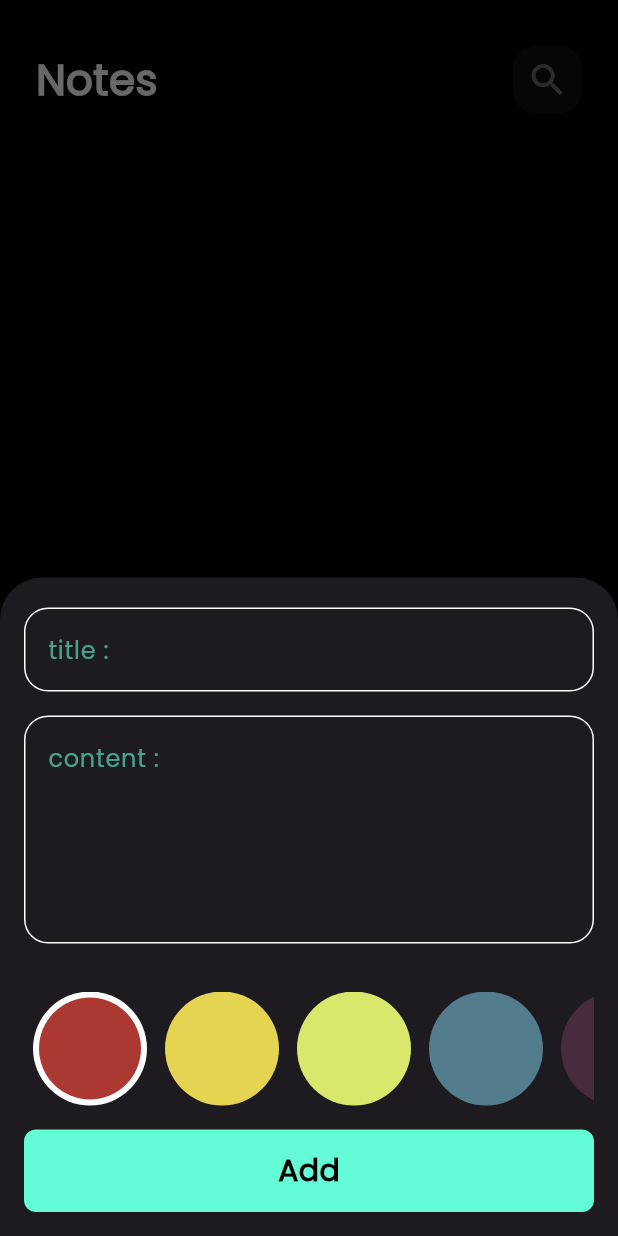
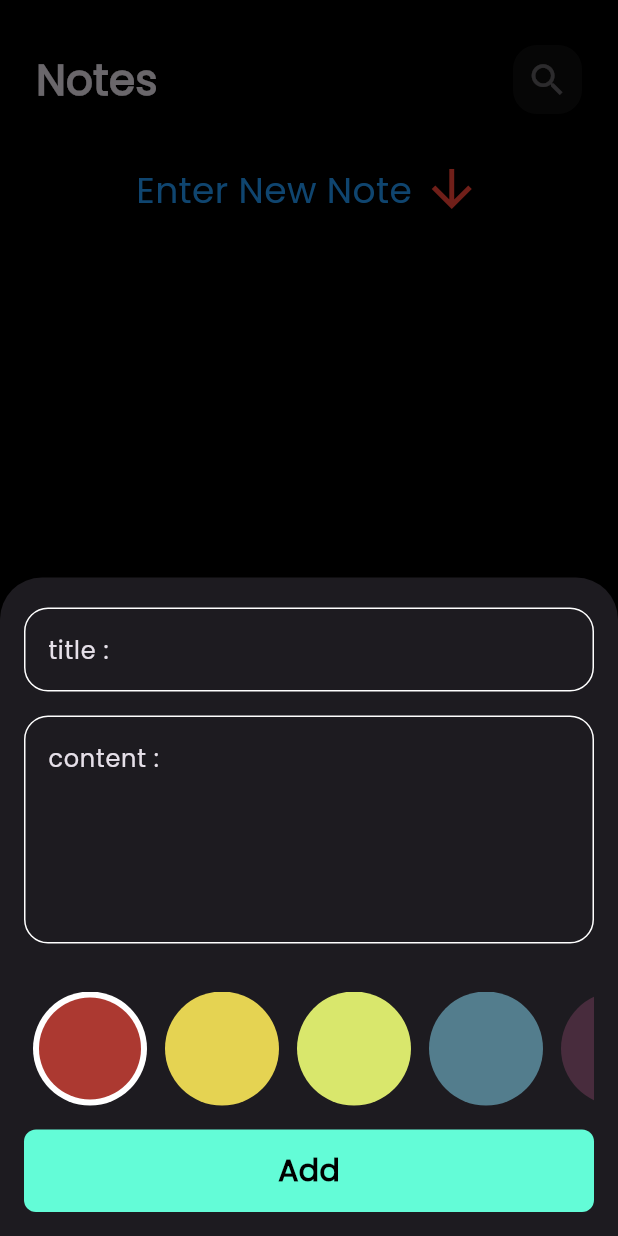
Before and after one commit to IbrahimRanjous/notes_app, a Flutter app: the screen it shows after launch, after a tap on the "add" icon, on a phone screen of 412 x 824 dp. Run offline on Flutter 3.47's test engine with Material 3 defaults, Android fonts, the phone set to English and light mode, and no system bars; our stand-ins replace bloc, flutter_bloc, font_awesome_flutter, hive, hive_flutter; accounts and stored records are empty.

Commit message:
change the design of main screen and display note screen , edit the content of note directly

```diff
--- a/lib/widgets/custom_text_filed.dart
+++ b/lib/widgets/custom_text_filed.dart
@@ -1,25 +1,34 @@
 import 'package:flutter/material.dart';
+import 'package:flutter_bloc/flutter_bloc.dart';
 import 'package:notes/constans.dart';
+import 'package:notes/cubits/cubit/notes_cubit.dart';
+import 'package:notes/models/note_model.dart';
+import 'package:provider/provider.dart';
 
 class CustomTextField extends StatelessWidget {
-   const CustomTextField({super.key, required this.hint, this.maxlines = 1, this.onSaved, this.onChanged});
+  const CustomTextField(
+      {super.key,
+      required this.hint,
+      this.maxlines = 1,
+      this.onSaved,
+      this.onChanged,});
 
   final String hint;
   final int maxlines;
   final void Function(String?)? onSaved;
   final void Function(String)? onChanged;
-
   @override
   Widget build(BuildContext context) {
+    final TextEditingController textController = TextEditingController(text: hint);
+
     return TextFormField(
+      controller: textController,
       onChanged: onChanged,
       onSaved: onSaved,
-      validator: (value){
-        if(value?.isEmpty ?? true)
-        {
+      validator: (value) {
+        if (value?.isEmpty ?? true) {
           return "Field is required";
-        }
-        else{
+        } else {
           return null;
         }
       },
@@ -38,6 +47,6 @@ class CustomTextField extends StatelessWidget {
 
   OutlineInputBorder buildBorder([color]) => OutlineInputBorder(
         borderRadius: BorderRadius.circular(16),
-        borderSide: BorderSide(color: color ??Colors.white),
+        borderSide: BorderSide(color: color ?? Colors.white),
       );
 }
--- a/lib/widgets/note_list_view.dart
+++ b/lib/widgets/note_list_view.dart
@@ -12,7 +12,24 @@ class NotesListView extends StatelessWidget {
     return BlocBuilder<NotesCubit, NotesState>(
       builder: (context, state) {
         List<NoteModel> notes = BlocProvider.of<NotesCubit>(context).notes!;
-        return Expanded(
+        return (notes.isEmpty)
+            ? const Center(
+                child: Row(
+                  mainAxisAlignment: MainAxisAlignment.center,
+                  children: [
+                    Text(
+                      'Enter New Note ',
+                      style: TextStyle(color: Colors.blue, fontSize: 24),
+                    ),
+                    Icon(
+                      Icons.arrow_downward,
+                      size: 40,
+                      color: Colors.red,
+                    )
+                  ],
+                ),
+              )
+            : Expanded(
                 child: ListView.builder(
                   itemCount: notes.length,
                   padding: EdgeInsets.zero,
```
Also changed, not shown: lib/views/display_note_view.dart (+24 -6 lines), lib/widgets/note_item.dart (+33 -2 lines). Lines whose indentation alone changed are shown as unchanged.
